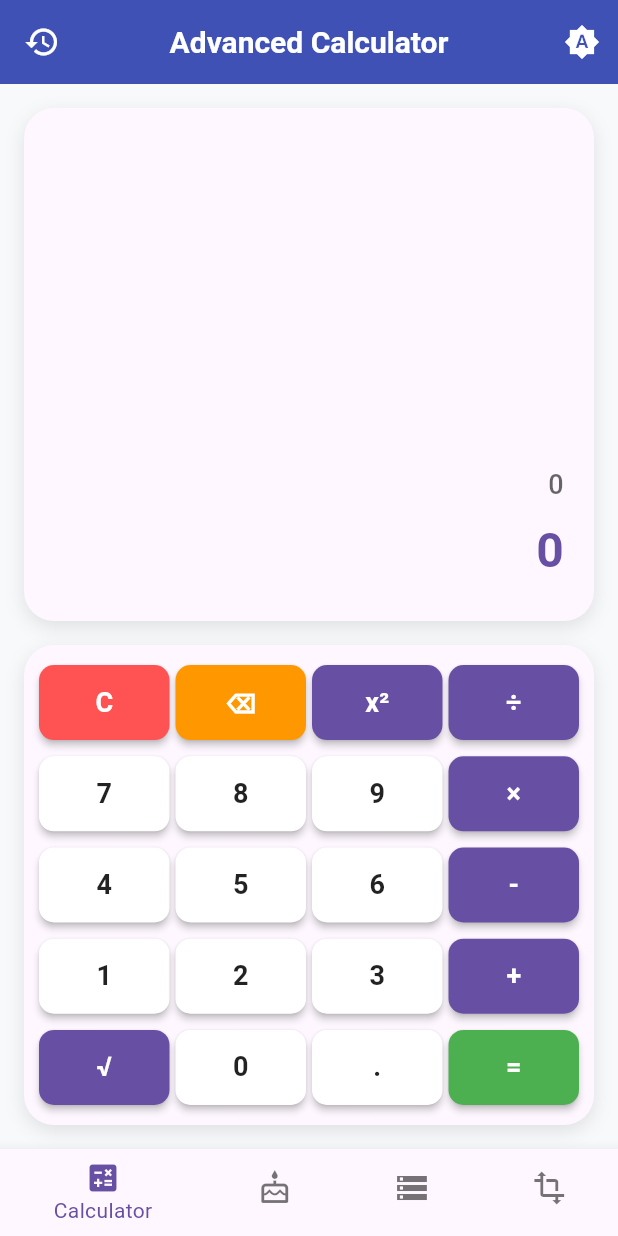
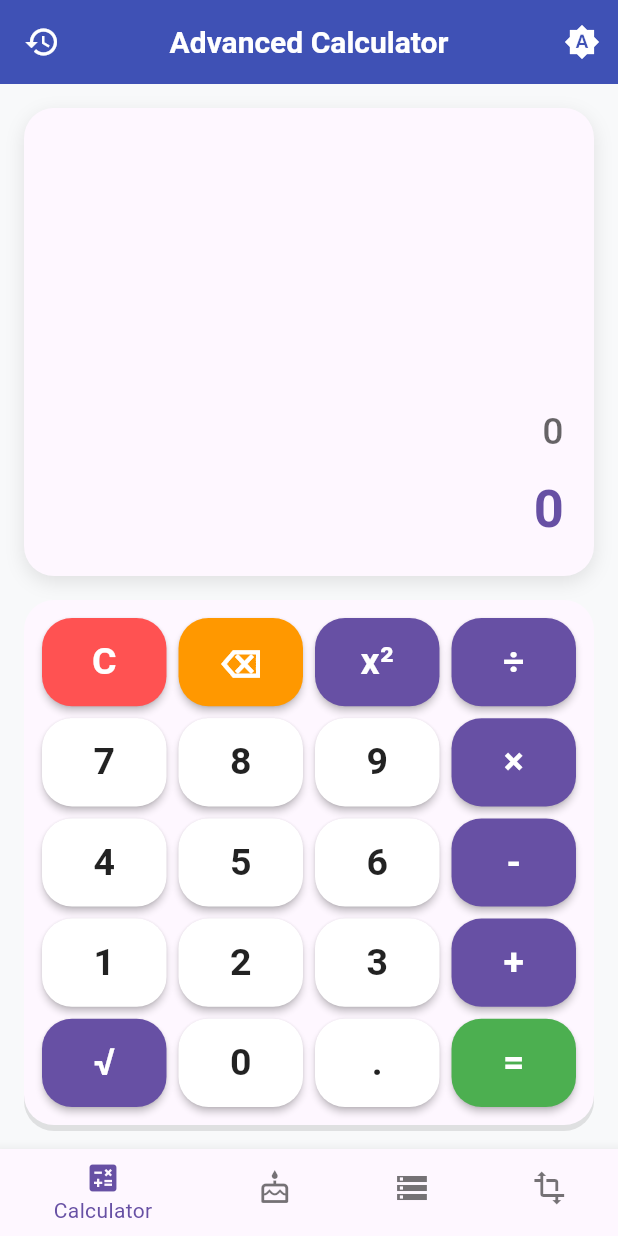
Before and after one commit to mdakash648/multi_calculator_flutter_app, a Flutter app: the screen it shows after launch, on a phone screen of 412 x 824 dp. Run offline on Flutter 3.47's test engine with Material 3 defaults, Android fonts, the phone set to English and light mode, and no system bars; our stand-ins replace math_expressions, shared_preferences.

Commit message:
update ui : fix button size and margin

```diff
--- a/lib/screens/advanced_calculator.dart
+++ b/lib/screens/advanced_calculator.dart
@@ -191,24 +191,23 @@ class _AdvancedCalculatorState extends State<AdvancedCalculator> {
     } else {
       // Number button: use #B0B0B0 in dark mode, white in light mode
       final isDark = theme.brightness == Brightness.dark;
-      bg = isDark ? const Color(0xFFB0B0B0) : Colors.white;
+      bg = isDark ? const Color.fromARGB(255, 245, 239, 239) : Colors.white;
       fg = isDark ? Colors.black : Colors.black87;
     }
 
     return Container(
-      margin:
-          const EdgeInsets.all(2.0), // Consistent 2px margin for uniform gaps
+      margin: const EdgeInsets.symmetric(horizontal: 4.0, vertical: 4.0),
       child: Material(
         elevation: 2,
         borderRadius:
-            BorderRadius.circular(10), // Adjusted to match image (10-12px)
+            BorderRadius.circular(20), // Adjusted to match image (10-12px)
         color: bg,
         child: InkWell(
-          borderRadius: BorderRadius.circular(10), // Adjusted to match image
+          borderRadius: BorderRadius.circular(20), // Adjusted to match image
           onTap: () => _buttonPressed(text),
           child: Container(
             width: double.infinity,
-            height: 50,
+            height: 62,
             decoration: BoxDecoration(
               color: Colors.transparent,
               borderRadius:
@@ -222,7 +221,7 @@ class _AdvancedCalculatorState extends State<AdvancedCalculator> {
               child: Text(
                 text,
                 style: TextStyle(
-                  fontSize: 18,
+                  fontSize: 25,
                   fontWeight: FontWeight.w600,
                   color: fg,
                 ),
@@ -276,7 +275,7 @@ class _AdvancedCalculatorState extends State<AdvancedCalculator> {
                           child: Text(
                             _equation,
                             style: TextStyle(
-                              fontSize: 18,
+                              fontSize: 25,
                               color: theme.hintColor,
                               fontWeight: FontWeight.w500,
                             ),
@@ -296,7 +295,7 @@ class _AdvancedCalculatorState extends State<AdvancedCalculator> {
                           child: Text(
                             _result,
                             style: TextStyle(
-                              fontSize: 32,
+                              fontSize: 35,
                               fontWeight: FontWeight.bold,
                               color: theme.colorScheme.primary,
                             ),
@@ -310,7 +309,7 @@ class _AdvancedCalculatorState extends State<AdvancedCalculator> {
 
               // Buttons Section
               Container(
-                height: 320, // Fixed height of 320px
+                height: 350, // Fixed height of 400px
                 padding: const EdgeInsets.all(
                     8), // Reduced padding for tighter layout
                 decoration: BoxDecoration(
@@ -319,7 +318,7 @@ class _AdvancedCalculatorState extends State<AdvancedCalculator> {
                   boxShadow: [
                     BoxShadow(
                       color: Colors.black.withOpacity(0.1),
-                      blurRadius: 10,
+                      blurRadius: 0,
                       offset: const Offset(0, 4),
                     ),
                   ],
```
Also changed, not shown: 1 other file.
